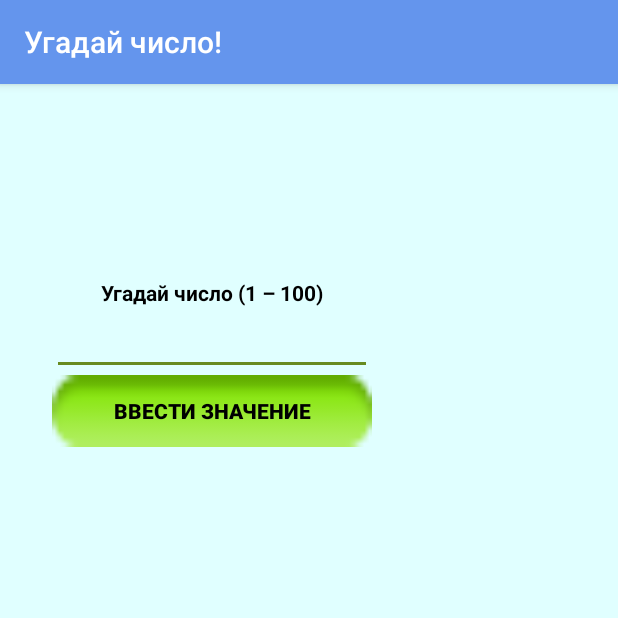
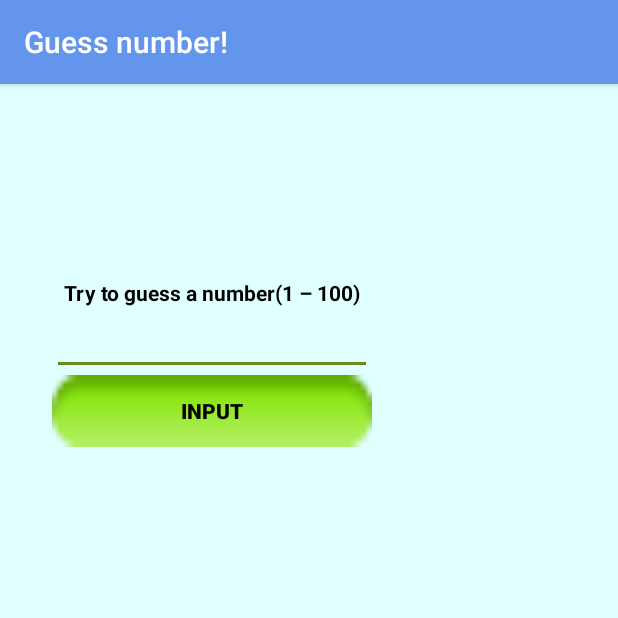
Before and after one commit to AnnGabr/Mobile, an Android app: the screen it shows after launch (MainActivity), on a phone screen of 412 x 824 dp, the top half of it. Run offline under Robolectric (Android 15) with nearby library versions, the phone set to English and light mode, and no system bars.

```diff
--- a/lab_2_guess_number/src/main/res/values/strings.xml
+++ b/lab_2_guess_number/src/main/res/values/strings.xml
@@ -1,11 +1,11 @@
 <resources>
-    <string name="app_name">Угадай число!</string>
-    <string name="behind">Недолёт!</string>
-    <string name="ahead">Перелёт!</string>
-    <string name="hit">В точку!</string>
-    <string name="input_value">Ввести значение</string>
-    <string name="play_more">Сыграть ещё</string>
+    <string name="app_name">Guess number!</string>
+    <string name="behind">Behind</string>
+    <string name="ahead">Ahead</string>
+    <string name="hit">Win!</string>
+    <string name="play_more">Restart</string>
     <string name="empty_string"></string>
-    <string name="try_to_guess">Угадай число (1 &#8211; 100)</string>
-    <string name="error">Неверный ввод!</string>
+    <string name="error">Wrong input!</string>
+    <string name="try_to_guess">Try to guess a number(1 &#8211; 100)</string>
+    <string name="input_value">Input</string>
 </resources>
```
Also changed, not shown: 1 other file.
